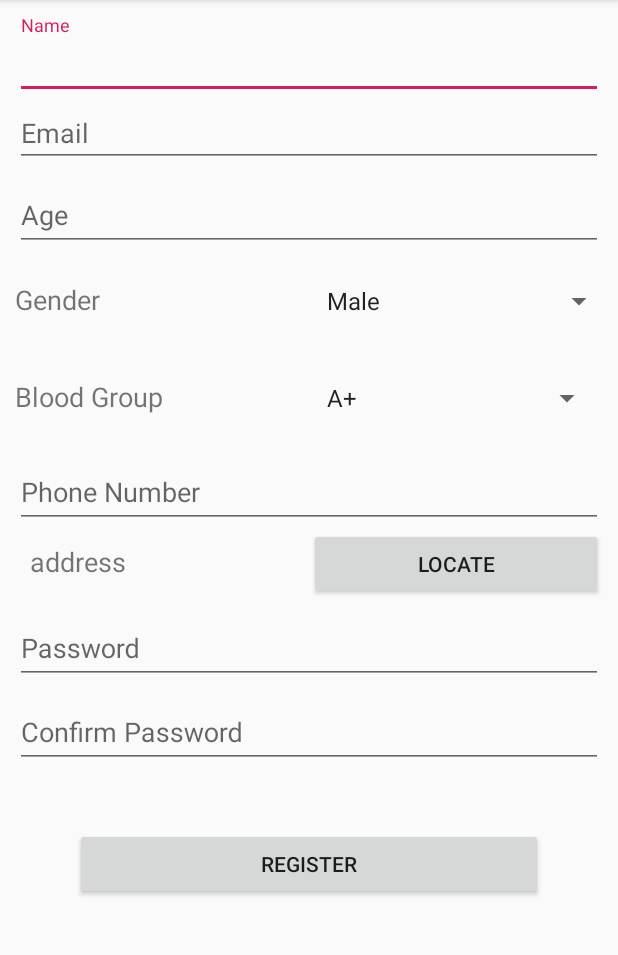
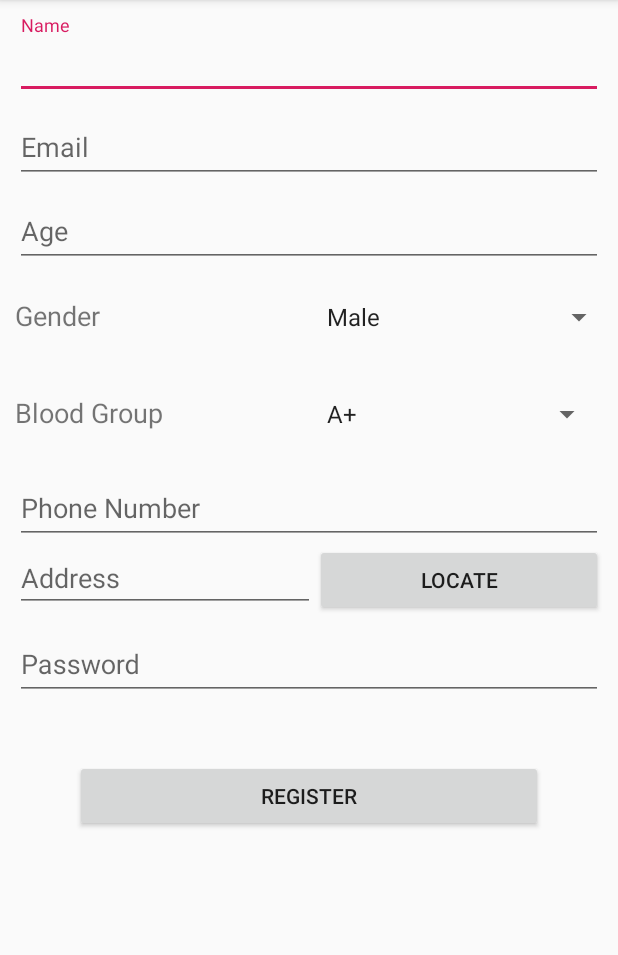
Before and after one commit to xcalibur25/android-project, an Android app: the DonorSignUp screen opened directly, with no data from a screen before it, after a tap on "REGISTER", on a phone screen of 412 x 824 dp, the part 84-1039 px from its top. Run offline under Robolectric (Android 15) with nearby library versions, the phone set to English and light mode, and no system bars; our stand-ins replace Firebase (no records; nobody signed in at launch, a user with empty details on screens opened directly).

Commit message:
new 19/02/2019

```diff
--- a/ArpanTheBloodDonationApp/app/src/main/AndroidManifest.xml
+++ b/ArpanTheBloodDonationApp/app/src/main/AndroidManifest.xml
@@ -7,12 +7,10 @@
     <uses-permission android:name="android.permission.GET_ACCOUNTS" />
     <uses-permission android:name="android.permission.READ_PROFILE" />
     <uses-permission android:name="android.permission.READ_CONTACTS" />
-    <uses-permission android:name="android.permission.INTERNET" />
 
     <dist:module dist:instant="true" />
 
     <application
-        android:name="ArpanTheBloodDonationApp"
         android:allowBackup="true"
         android:icon="@mipmap/ic_launcher"
         android:label="@string/app_name"
--- a/ArpanTheBloodDonationApp/app/src/main/java/com/fantastic4/arpantheblooddonationapp/DonorSignUp.java
+++ b/ArpanTheBloodDonationApp/app/src/main/java/com/fantastic4/arpantheblooddonationapp/DonorSignUp.java
@@ -8,12 +8,14 @@ import androidx.core.content.ContextCompat;
 import android.Manifest;
 import android.app.ProgressDialog;
 import android.content.Context;
+import android.content.Intent;
 import android.content.pm.PackageManager;
 import android.location.Address;
 import android.location.Geocoder;
 import android.location.Location;
 import android.location.LocationListener;
 import android.location.LocationManager;
+import android.os.Build;
 import android.os.Bundle;
 import android.text.TextUtils;
 import android.util.Log;
@@ -26,80 +28,55 @@ import android.widget.Spinner;
 import android.widget.TextView;
 import android.widget.Toast;
 
-import com.fantastic4.arpantheblooddonationapp.R;
 import com.google.android.gms.tasks.OnCompleteListener;
 import com.google.android.gms.tasks.Task;
+import com.google.firebase.FirebaseApp;
 import com.google.firebase.auth.AuthResult;
 import com.google.firebase.auth.FirebaseAuth;
+import com.google.firebase.auth.FirebaseUser;
 import com.google.firebase.database.DatabaseReference;
 import com.google.firebase.database.FirebaseDatabase;
+import com.google.firebase.iid.FirebaseInstanceId;
+
 
 import java.io.IOException;
 import java.util.ArrayList;
+import java.util.Collections;
+import java.util.HashMap;
 import java.util.List;
 import java.util.Locale;
 
-public class DonorSignUp extends AppCompatActivity implements AdapterView.OnItemSelectedListener {
-    Button registerDonor;
-    EditText emailEditText;
-    EditText passwordEditText;
+public class DonorSignUp extends AppCompatActivity implements AdapterView.OnItemSelectedListener, View.OnClickListener {
+
+    private EditText mEmailEditText;
+    private EditText mPasswordEditText;
+    private EditText mNameEditText;
+    private EditText mAgeEditText;
+    private EditText mPhoneEditText;
+    private EditText mAddressTextView;
+    private Spinner mBloodGroupSpinner;
+    private Spinner mGenderSpinner;
+    private Button mRegisterDonor;
+    private ProgressDialog mRegProgressDialog;
+
+    private FirebaseAuth mAuth;
+    private DatabaseReference mDatabase;
+
+
+    String name;
+    String email;
+    String mobile;
+    String password;
+    String address;
+    String bloodGroupString;
+    String genderString;
+    String age;
+
 
     LocationManager locationManager;
 
     LocationListener locationListener;
-    private ProgressDialog progressDialog;
 
-
-    //defining firebaseauth object
-    private FirebaseAuth firebaseAuth;
-   /* private void registerUser(){
-
-        //getting email and password from edit texts
-        String email = emailEditText.getText().toString().trim();
-        String password  = passwordEditText.getText().toString().trim();
-
-        //checking if email and passwords are empty
-        if(TextUtils.isEmpty(email)){
-            Toast.makeText(this,"Please enter email",Toast.LENGTH_LONG).show();
-            return;
-        }
-
-        if(TextUtils.isEmpty(password)){
-            Toast.makeText(this,"Please enter password",Toast.LENGTH_LONG).show();
-            return;
-        }
-
-        //if the email and password are not empty
-        //displaying a progress dialog
-
-        progressDialog.setMessage("Registering Please Wait...");
-        progressDialog.show();
-
-        //creating a new user
-        firebaseAuth.createUserWithEmailAndPassword(email, password)
-                .addOnCompleteListener(this, new OnCompleteListener<AuthResult>() {
-                    @Override
-                    public void onComplete(@NonNull Task<AuthResult> task) {
-                        //checking if success
-                        if(task.isSuccessful()){
-                            //display some message here
-                            Toast.makeText(DonorSignUp.this,"Successfully registered",Toast.LENGTH_LONG).show();
-                        }else{
-                            //display some message here
-                            Toast.makeText(DonorSignUp.this,"Registration Error", Toast.LENGTH_LONG).show();
-                        }
-                        progressDialog.dismiss();
-                    }
-                });
-
-    }
-
-   /* @Override
-    public void onClick(View view) {
-        //calling register method on click
-        registerUser();
-    }
-*/
 
     public void locate(View view) {
         locationManager = (LocationManager) DonorSignUp.this.getSystemService(Context.LOCATION_SERVICE);
@@ -128,11 +105,11 @@ public class DonorSignUp extends AppCompatActivity implements AdapterView.OnItem
             }
         };
 
-        /*if (Build.VERSION.SDK_INT < 23) {
+        if (Build.VERSION.SDK_INT < 23) {
 
             startListening();
 
-        } else {*/
+        } else {
 
             if (ContextCompat.checkSelfPermission(DonorSignUp.this, Manifest.permission.ACCESS_FINE_LOCATION) != PackageManager.PERMISSION_GRANTED) {
 
@@ -155,7 +132,7 @@ public class DonorSignUp extends AppCompatActivity implements AdapterView.OnItem
         }
 
 
-    // }
+    }
 
 
     public void startListening() {
@@ -177,7 +154,7 @@ public class DonorSignUp extends AppCompatActivity implements AdapterView.OnItem
 
         try {
 
-            String address = "Could not find address";
+            address = "Could not find address";
 
             List<Address> listAddresses = geocoder.getFromLocation(location.getLatitude(), location.getLongitude(), 1);
 
@@ -249,27 +226,16 @@ public class DonorSignUp extends AppCompatActivity implements AdapterView.OnItem
     protected void onCreate(Bundle savedInstanceState) {
         super.onCreate(savedInstanceState);
         setContentView(R.layout.activity_donor_sign_up);
-        //Firebase.setAndroidContext(this);
 
 
-
-        //Text view
-        final EditText nameEditText = (EditText) findViewById(R.id.nameEditText);
-        emailEditText = (EditText) findViewById(R.id.emailEditText);
-        final EditText ageEditText = (EditText) findViewById(R.id.ageEditText);
-        final EditText contact = (EditText) findViewById(R.id.contact);
-        //final EditText addressTextView = (EditText) findViewById(R.id.addressTextView);
-        passwordEditText = (EditText) findViewById(R.id.password);
-
         // Spinner element
-        Spinner genderSpinner = (Spinner) findViewById(R.id.genderSpinner);
-        final Spinner bloodGroupSpinner = (Spinner) findViewById(R.id.bloodGroupSpinner);
+        mGenderSpinner = (Spinner) findViewById(R.id.genderSpinner);
 
         // Spinner click listener
-        genderSpinner.setOnItemSelectedListener(this);
+        mGenderSpinner.setOnItemSelectedListener(this);
 
         // Spinner Drop down elements
-        final List<String> gender = new ArrayList<String>();
+        List<String> gender = new ArrayList<String>();
         gender.add("Male");
         gender.add("Female");
 
@@ -280,16 +246,16 @@ public class DonorSignUp extends AppCompatActivity implements AdapterView.OnItem
         genderDataAdapter.setDropDownViewResource(android.R.layout.simple_spinner_dropdown_item);
 
         // attaching data adapter to spinner
-        genderSpinner.setAdapter(genderDataAdapter);
+        mGenderSpinner.setAdapter(genderDataAdapter);
 
         // Spinner element
-
+        mBloodGroupSpinner = (Spinner) findViewById(R.id.bloodGroupSpinner);
 
         // Spinner click listener
-        bloodGroupSpinner.setOnItemSelectedListener(this);
+        mBloodGroupSpinner.setOnItemSelectedListener(this);
 
         // Spinner Drop down elements
-        List<String> bloodGroup = new ArrayList<String>();
+        final List<String> bloodGroup = new ArrayList<String>();
         bloodGroup.add("A+");
         bloodGroup.add("A-");
         bloodGroup.add("B+");
@@ -306,20 +272,107 @@ public class DonorSignUp extends AppCompatActivity implements AdapterView.OnItem
         bloodDonorDataAdapter.setDropDownViewResource(android.R.layout.simple_spinner_dropdown_item);
 
         // attaching data adapter to spinner
-        bloodGroupSpinner.setAdapter(bloodDonorDataAdapter);
+        mBloodGroupSpinner.setAdapter(bloodDonorDataAdapter);
 
-        /*************************Backend Code Here****************************/
+        mRegProgressDialog = new ProgressDialog(this);
 
-        registerDonor = (Button) findViewById(R.id.registerDonor);
-        registerDonor.setOnClickListener(new View.OnClickListener() {
+
+        FirebaseApp.initializeApp(this);
+        //initializing firebase auth object
+        mAuth = FirebaseAuth.getInstance(); // this line crashes the app idk why?
+
+        mNameEditText = (EditText) findViewById(R.id.nameEditText);
+        mEmailEditText = (EditText) findViewById(R.id.emailEditText);
+        mAgeEditText = (EditText) findViewById(R.id.ageEditText);
+        mGenderSpinner = (Spinner) findViewById(R.id.genderSpinner);
+        mBloodGroupSpinner = (Spinner) findViewById(R.id.bloodGroupSpinner);
+        mPhoneEditText = (EditText) findViewById(R.id.contact);
+        mAddressTextView = (EditText) findViewById(R.id.addressTextView);
+        mPasswordEditText = (EditText) findViewById(R.id.passwordEditText);
+
+        mRegisterDonor = (Button) findViewById(R.id.registerDonor);
+
+        mRegisterDonor.setOnClickListener(new View.OnClickListener() {
             @Override
             public void onClick(View v) {
-                final EditText nameEditText = (EditText) findViewById(R.id.nameEditText);
-                System.out.println(nameEditText.getText().toString());
+                name = mNameEditText.getText().toString();
+                email = mEmailEditText.getText().toString();
+                password = mPasswordEditText.getText().toString();
+                mobile = mPhoneEditText.getText().toString();
+                address = mAddressTextView.getText().toString();
+                age = mAgeEditText.getText().toString();
+                bloodGroupString = mBloodGroupSpinner.getSelectedItem().toString();
+                genderString = mGenderSpinner.getSelectedItem().toString();
+
+                if (!TextUtils.isEmpty(name) || !TextUtils.isEmpty(email) || !TextUtils.isEmpty(password) ||
+                        !TextUtils.isEmpty(bloodGroupString) || !TextUtils.isEmpty(mobile) || !TextUtils.isEmpty(address)
+                        || !TextUtils.isEmpty(age) || !TextUtils.isEmpty(genderString)) {
+                    mRegProgressDialog.setTitle("Registering User");
+                    mRegProgressDialog.setMessage("Please wait");
+                    mRegProgressDialog.setCanceledOnTouchOutside(false);
+                    mRegProgressDialog.show();
+
+                    register_user(name, email, password);
+                }
+
             }
         });
 
     }
+
+    private void register_user(final String name, final String email, final String password) {
+        mAuth.createUserWithEmailAndPassword(email, password).addOnCompleteListener(new OnCompleteListener<AuthResult>() {
+            @Override
+            public void onComplete(@NonNull Task<AuthResult> task) {
+                if (task.isSuccessful()) {
+
+                    FirebaseUser current_user = FirebaseAuth.getInstance().getCurrentUser();
+                    String uid = current_user.getUid();
+                    FirebaseUser user = FirebaseAuth.getInstance().getCurrentUser();
+
+                    //user.sendEmailVerification();
+                    //mEmailverification.setTitle("Check your email and verify it");
+                    //mEmailverification.setMessage("Verifying...");
+                    // mEmailverification.show();
+                    Boolean emailVerfied = user.isEmailVerified();
+                    Log.e("Success", String.valueOf(emailVerfied));
+
+
+                    mDatabase = FirebaseDatabase.getInstance().getReference().child("Users").child(uid);
+
+                    String device_token = FirebaseInstanceId.getInstance().getToken();
+
+                    HashMap<String, String> userMap = new HashMap<>();
+                    userMap.put("name", name);
+                    userMap.put("email", email);
+                    userMap.put("password", password);
+                    userMap.put("blood_group", bloodGroupString);
+                    userMap.put("mobile", mobile);
+                    userMap.put("place", address);
+                    userMap.put("device_token", device_token);
+                    Toast.makeText(getApplicationContext(), "Registered Successfully..!", Toast.LENGTH_LONG).show();
+                    mRegProgressDialog.dismiss();
+                    mDatabase.setValue(userMap).addOnCompleteListener(new OnCompleteListener<Void>() {
+                        @Override
+                        public void onComplete(@NonNull Task<Void> task) {
+                            //  mRegProgress.dismiss();
+                            Intent mainIntent = new Intent(DonorSignUp.this, MainActivity.class);
+                            startActivity(mainIntent);
+                            finish();
+
+                        }
+
+                    });
+
+                } else {
+                    mRegProgressDialog.hide();
+                    Toast.makeText(DonorSignUp.this, "Authentication failed", Toast.LENGTH_LONG).show();
+                }
+            }
+        });
+
+    }
+
 
     @Override
     public void onItemSelected(AdapterView<?> parent, View view, int position, long id) {
@@ -331,13 +384,8 @@ public class DonorSignUp extends AppCompatActivity implements AdapterView.OnItem
 
     }
 
-    public void onSubmit(View view){
-        FirebaseDatabase database = FirebaseDatabase.getInstance();
-        //firebaseAuth = FirebaseAuth.getInstance();
-
-        final DatabaseReference myRef = database.getReference("https://arpantheblooddonationapp-c6e80.firebaseio.com/");
-
+    @Override
+    public void onClick(View view) {
 
     }
-
 }
--- a/ArpanTheBloodDonationApp/app/src/main/res/layout/activity_donor_login.xml
+++ b/ArpanTheBloodDonationApp/app/src/main/res/layout/activity_donor_login.xml
@@ -9,7 +9,8 @@
     android:paddingTop="@dimen/activity_vertical_margin"
     android:paddingRight="@dimen/activity_horizontal_margin"
     android:paddingBottom="@dimen/activity_vertical_margin"
-    tools:context="com.fantastic4.arpantheblooddonationapp.DonorLogin">
+    tools:context="com.fantastic4.arpantheblooddonationapp.DonorLogin"
+    tools:ignore="MissingDefaultResource">
 
     <!-- Login progress -->
     <ProgressBar
--- a/ArpanTheBloodDonationApp/app/src/main/res/layout/activity_donor_sign_up.xml
+++ b/ArpanTheBloodDonationApp/app/src/main/res/layout/activity_donor_sign_up.xml
@@ -4,7 +4,8 @@
     xmlns:tools="http://schemas.android.com/tools"
     android:layout_width="match_parent"
     android:layout_height="match_parent"
-    tools:context="com.fantastic4.arpantheblooddonationapp.DonorSignUp">
+    tools:context="com.fantastic4.arpantheblooddonationapp.DonorSignUp"
+    tools:ignore="MissingDefaultResource">
 
     <ScrollView
         android:layout_width="match_parent"
@@ -31,6 +32,10 @@
 
             </com.google.android.material.textfield.TextInputLayout>
 
+            <com.google.android.material.textfield.TextInputLayout
+                android:layout_width="match_parent"
+                android:layout_height="match_parent">
+
                 <EditText
                     android:id="@+id/emailEditText"
                     android:layout_width="match_parent"
@@ -38,6 +43,8 @@
                     android:ems="10"
                     android:hint="Email"
                     android:inputType="textEmailAddress" />
+            </com.google.android.material.textfield.TextInputLayout>
+
 
             <com.google.android.material.textfield.TextInputLayout
                 android:layout_width="match_parent"
@@ -118,14 +125,11 @@
                 android:layout_width="match_parent"
                 android:layout_height="match_parent">
 
-                <TextView
+                <MultiAutoCompleteTextView
                     android:id="@+id/addressTextView"
-                    android:layout_width="match_parent"
+                    android:layout_width="200dp"
                     android:layout_height="wrap_content"
-                    android:layout_weight="1"
-                    android:padding="10dp"
-                    android:text="address"
-                    android:textSize="18sp" />
+                    android:hint="Address" />
 
                 <Button
                     android:id="@+id/locate"
@@ -134,7 +138,6 @@
                     android:layout_weight="1"
                     android:onClick="locate"
                     android:text="Locate" />
-
             </LinearLayout>
 
             <com.google.android.material.textfield.TextInputLayout
@@ -142,7 +145,7 @@
                 android:layout_height="match_parent">
 
                 <EditText
-                    android:id="@+id/password"
+                    android:id="@+id/passwordEditText"
                     android:layout_width="match_parent"
                     android:layout_height="wrap_content"
                     android:layout_weight="1"
@@ -151,27 +154,11 @@
                     android:inputType="textPassword" />
             </com.google.android.material.textfield.TextInputLayout>
 
-            <com.google.android.material.textfield.TextInputLayout
-                android:layout_width="match_parent"
-                android:layout_height="match_parent">
-
-                <EditText
-                    android:id="@+id/confirmPassword"
-                    android:layout_width="match_parent"
-                    android:layout_height="wrap_content"
-                    android:layout_weight="1"
-                    android:ems="10"
-                    android:hint="Confirm Password"
-                    android:inputType="textPassword" />
-
-            </com.google.android.material.textfield.TextInputLayout>
-
             <Button
                 android:id="@+id/registerDonor"
                 android:layout_width="match_parent"
                 android:layout_height="wrap_content"
                 android:layout_margin="40dp"
-                android:onClick="registerDonor"
                 android:text="Register" />
 
         </LinearLayout>
--- a/ArpanTheBloodDonationApp/app/src/main/res/layout/activity_request_blood.xml
+++ b/ArpanTheBloodDonationApp/app/src/main/res/layout/activity_request_blood.xml
@@ -4,7 +4,8 @@
     xmlns:tools="http://schemas.android.com/tools"
     android:layout_width="match_parent"
     android:layout_height="match_parent"
-    tools:context="com.fantastic4.arpantheblooddonationapp.RequestBlood">
+    tools:context="com.fantastic4.arpantheblooddonationapp.RequestBlood"
+    tools:ignore="MissingDefaultResource">
 
     <ScrollView
         android:layout_width="match_parent"
--- a/ArpanTheBloodDonationApp/app/src/main/res/values/strings.xml
+++ b/ArpanTheBloodDonationApp/app/src/main/res/values/strings.xml
@@ -13,4 +13,6 @@
     <string name="permission_rationale">"Contacts permissions are needed for providing email
         completions."
     </string>
+    <string name="request_blood">Request Blood</string>
+    <string name="donate_blood">Donate Blood</string>
 </resources>
```
Also changed, not shown: ArpanTheBloodDonationApp/app/build.gradle (+4 -4 lines), ArpanTheBloodDonationApp/app/src/main/java/com/fantastic4/arpantheblooddonationapp/ArpanTheBloodDonationApp.java (deleted, +0 -15 lines), ArpanTheBloodDonationApp/app/src/main/java/com/fantastic4/arpantheblooddonationapp/MainActivity.java (+11 -13 lines), ArpanTheBloodDonationApp/app/src/main/java/com/fantastic4/arpantheblooddonationapp/RequestBlood.java (+9 -12 lines), ArpanTheBloodDonationApp/app/src/main/res/layout/activity_main.xml (+2 -11 lines), ArpanTheBloodDonationApp/build.gradle (line endings or trailing spaces), 1 other file. Lines whose indentation alone changed are shown as unchanged.
